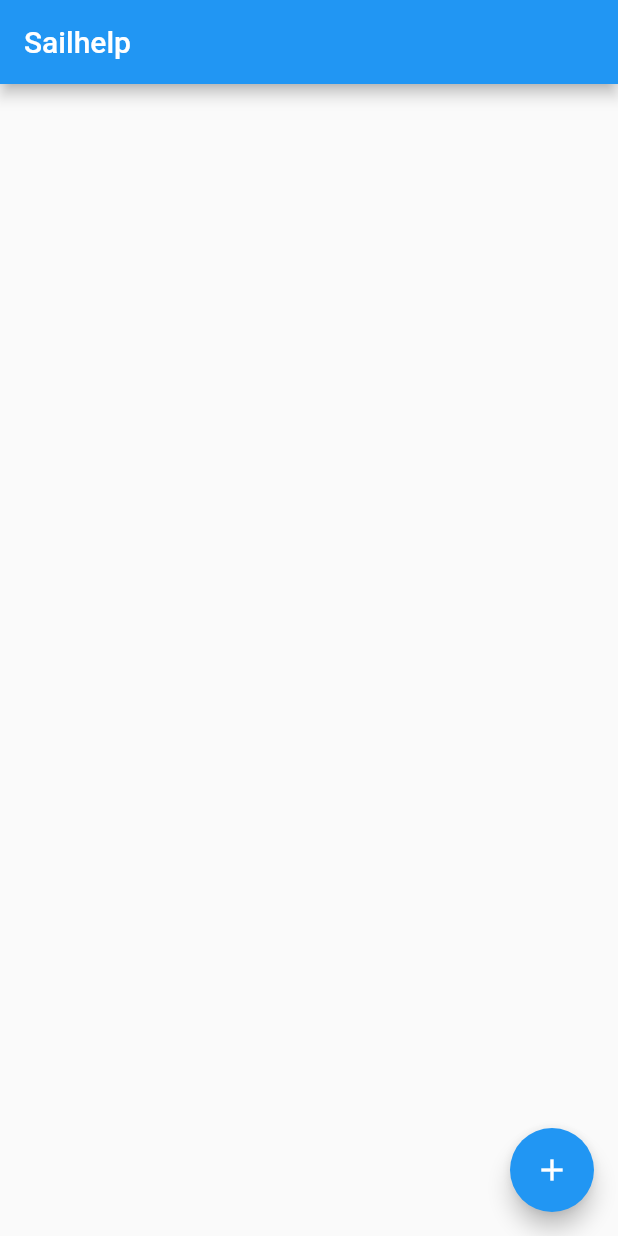
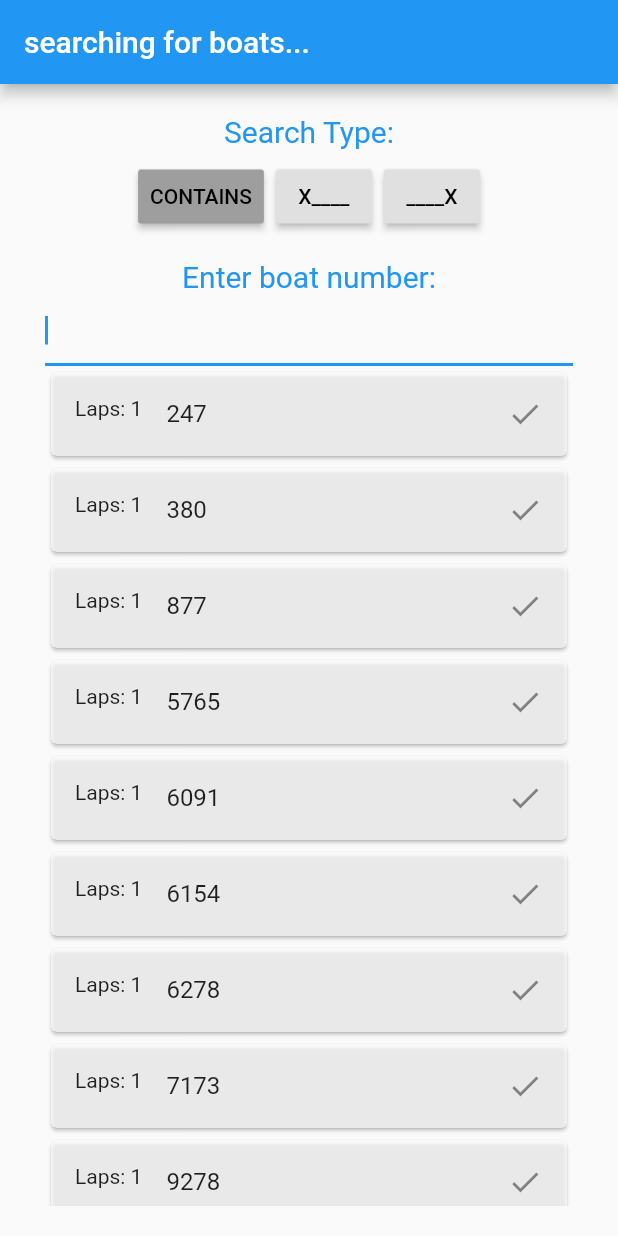
Before and after one commit to chrysalis-dev/sailing_app, a Flutter app: the screen it shows after launch, on a phone screen of 412 x 824 dp. Run offline on Flutter 3.47's test engine with Material 2 defaults, Android fonts, the phone set to English and light mode, and no system bars.

Commit message:
made code modular and more readable in line with guidelines

```diff
--- /dev/null
+++ b/lib/data_classes/boat.dart
@@ -0,0 +1,19 @@
+class Boat {
+  int boatID;
+  String helmName;
+  String crewName;
+  int pY;
+  String boatClass;
+
+  Boat(
+      this.boatID,
+      this.helmName,
+      this.crewName,
+      this.pY,
+      this.boatClass
+  );
+
+  String toString() {
+    return "Boat with id ${this.boatID}, helmed by ${this.helmName}";
+  }
+}
--- /dev/null
+++ b/lib/data_classes/competitor.dart
@@ -0,0 +1,20 @@
+import 'package:sailing_app/data_classes/race_result.dart';
+import 'package:sailing_app/data_classes/boat.dart';
+import 'package:flutter/foundation.dart';
+
+class Competitor implements Comparable<Competitor>{
+  Boat boat;
+  RaceResult result;
+
+  Competitor({@required this.boat, @required this.result});
+
+  @override
+  int compareTo(Competitor other) {
+    if(other.boat.boatID == this.boat.boatID)
+      return 0;
+    else if(other.boat.boatID > this.boat.boatID)
+      return -1;
+    else
+      return 1;
+  }
+}
--- /dev/null
+++ b/lib/data_classes/race_result.dart
@@ -0,0 +1,23 @@
+class RaceResult {
+  int boatID;
+  int rank;
+  int elapsedTime;
+  int laps;
+  int correctedTime;
+  int points;
+  String specialMentions;
+
+  RaceResult(
+      this.boatID,
+      this.rank,
+      this.elapsedTime,
+      this.laps,
+      this.correctedTime,
+      this.points,
+      this.specialMentions
+  );
+
+  String toString() {
+    return "The boat with id ${this.boatID} finished on rank ${this.rank} with ${this.points} points";
+  }
+}
--- a/lib/main.dart
+++ b/lib/main.dart
@@ -1,77 +1,22 @@
 import 'package:flutter/material.dart';
-
-import 'Competition.dart';
+import 'package:sailing_app/screens/boat_search.dart';
 
 void main() => runApp(MyApp());
 
-class MyApp extends StatelessWidget {
+// starting point of app
+class MyApp extends StatelessWidget{
   @override
-  Widget build(BuildContext context) {
+  Widget build(BuildContext context){
     return MaterialApp(
-      title: 'Sailing App',
-      theme: ThemeData(
-        primarySwatch: Colors.blue,
-      ),
-      home: MyHomePage(title: 'Sailhelp'),
+        debugShowCheckedModeBanner: false,
+        title: "textbox using inbuilt keyboard",
+        // Scaffold lets us use AppBar at top, floating buttons and bottom bar
+        home: Scaffold(
+          appBar: AppBar(
+            title: Text("searching for boats..."),
+          ),
+          body: SearchBarWithSuggestions(100),
+        )
     );
   }
 }
-
-class MyHomePage extends StatefulWidget {
-  MyHomePage({Key key, this.title}) : super(key: key);
-
-  final String title;
-
-  @override
-  _MyHomePageState createState() => _MyHomePageState();
-}
-
-class _MyHomePageState extends State<MyHomePage> {
-  List<Competition> _competitions = [];
-
-  void _addCompetition() {
-    setState(() {
-      String competitionName = 'Event A';
-      _competitions.add(
-          new Competition(competitionName, DateTime.now(), DateTime.now()));
-    });
-  }
-
-  @override
-  Widget build(BuildContext context) {
-    return Scaffold(
-      appBar: AppBar(
-        title: Text(widget.title),
-      ),
-      body: _buildBody(context),
-      floatingActionButton: FloatingActionButton(
-        onPressed: _addCompetition,
-        tooltip: 'Increment',
-        child: Icon(Icons.add),
-      ), // This trailing comma makes auto-formatting nicer for build methods.
-    );
-  }
-
-  Widget _buildBody(BuildContext context) {
-    return _buildList(context);
-  }
-
-  Widget _buildList(BuildContext context) {
-    return ListView.builder(
-        itemCount: _competitions.length,
-        itemBuilder: (context, index) {
-          return _buildListItem(_competitions[index]);
-        });
-  }
-
-  Widget _buildListItem(Competition competition) {
-    return new Card(
-      child: ListTile(
-        leading: Icon(Icons.directions_boat, size: 56),
-        title: Text(competition.name),
-        subtitle: Text('Additional information'),
-        trailing: Icon(Icons.more_vert),
-      ),
-    );
-  }
-}
--- /dev/null
+++ b/lib/screens/boat_search.dart
@@ -0,0 +1,69 @@
+import 'package:flutter/material.dart';
+import 'package:sailing_app/data_classes/boat.dart';
+import 'dart:math';
+import 'package:sailing_app/data_classes/race_result.dart';
+import 'package:sailing_app/data_classes/competitor.dart';
+import 'package:sailing_app/widgets/suggestions_dropdown.dart';
+import '../widgets/search_type_buttons.dart';
+import '../widgets/search_bar.dart';
+
+String searchType = ""; // current search mode (middle/start/end)
+String inputString = ""; // string to hold and read input value from
+List<bool> buttonStatuses = [true, false, false]; // button statuses (TRUE -> active)
+
+
+// the main Widget in this view is stateful
+class SearchBarWithSuggestions extends StatefulWidget {
+  final List<Competitor> competitors = []; //immutable: list of competitors
+
+
+  // setters and getters for input string, search type and button statuses:
+  String getSearchType() {return searchType;}
+  void setSearchType(String s) {searchType = s;}
+  String getInputString() { return inputString; }
+  void setInputString(String s) { inputString = s; }
+  List<bool> getButtonStatuses() { return buttonStatuses; }
+  void setButtonStatuses(List<bool> l) { buttonStatuses = l; }
+
+  // constructor: takes number of competitors and creates that many random boats
+  SearchBarWithSuggestions(int n) {
+    var random = new Random();
+    for(var i = 0; i < n; i++) {
+      var n = random.nextInt(100000);
+      competitors.add(Competitor(
+          boat: Boat(n, "", "", 0, ""),
+          result: RaceResult(n, 0, 0, 0, 0, 0, "")
+      ));
+    }
+  }
+
+  _SearchState createState() => _SearchState();
+}
+
+// state class for SearchBarWithSuggestions
+class _SearchState extends State<SearchBarWithSuggestions> {
+
+  // method which children can call to force setState in the parent
+  void refresh() {
+    setState( () {} );
+  }
+
+  // initState() sets default search type to middle
+  @override
+  void initState(){
+    widget.setSearchType("middle");
+    super.initState();
+  }
+
+  // build method to create a search bar with suggestions
+  @override
+  build(BuildContext context) {
+    return new Column(
+      children: <Widget> [
+        SearchTypeButtons(widget, updateParent: refresh),
+        SearchBar(widget, updateParent: refresh,),
+        SuggestionsDropdown(widget, widget.competitors),
+    ],
+    );
+  }
+}
--- /dev/null
+++ b/lib/widgets/search_bar.dart
@@ -0,0 +1,75 @@
+import 'package:flutter/material.dart';
+import '../screens/boat_search.dart';
+
+// SearchBar stateful class
+class SearchBar extends StatefulWidget {
+  // immutable: parent widget and callback function
+  final SearchBarWithSuggestions parent;
+  final Function updateParent;
+
+  // constructor stores values for parent and updateParent
+  SearchBar(this.parent, {@required this.updateParent});
+
+  _SearchBarState createState() => _SearchBarState();
+}
+
+class _SearchBarState extends State<SearchBar> {
+  // mutable: input controller for listening and reacting to input
+  TextEditingController inputController = TextEditingController();
+
+  // overridden dispose method disposes of controller when done
+  @override
+  void dispose() {
+    inputController.dispose();
+    super.dispose();
+  }
+
+  // overridden initState sets up listener for controller and its behaviour
+  @override
+  void initState(){
+    inputController.addListener(() {
+      widget.parent.setInputString(inputController.text);
+      widget.updateParent();
+    });
+    super.initState();
+  }
+
+  // method for building the widget itself in GUI
+  @override
+  Widget build(BuildContext context) {
+    return Container ( // all wrapped in a container for size control ability
+        padding: const EdgeInsets.only(
+          top: 10,
+          bottom: 0,
+          left: 30,
+          right: 30,
+        ),
+        child: new Container(
+            child: new Center(
+              // Column consists of "search type" title and the bar itself
+              child: new Column(
+                  children : [
+                    new Text('Enter boat number:',
+                      style: new TextStyle(color: Colors.blue, fontSize: 20.0),
+                    ),
+                    new TextFormField(
+                      // link controller to this input box
+                      autovalidate: true,
+                      validator: (text) {
+                        // if the input is non-empty and can't be parsed as an int, it's invalid
+                        if ((int.tryParse(text) == null || int.tryParse(text) < 0) && text != "") {
+                          return "Positive integers only";
+                        }
+                        else {
+                          return null;
+                        }
+                      },
+                      controller: inputController,
+                      autofocus: true,
+                      // try to call user keyboard in NUMBER mode by default
+                      keyboardType: TextInputType.number,
+                    ),
+                  ]),)));
+  }
+
+}
--- /dev/null
+++ b/lib/widgets/search_type_buttons.dart
@@ -0,0 +1,72 @@
+import 'package:flutter/material.dart';
+import '../screens/boat_search.dart';
+
+// SearchTypeButtons class is stateful
+class SearchTypeButtons extends StatefulWidget {
+  // immutable: parent widget and callback function
+  final SearchBarWithSuggestions parent;
+  final Function updateParent;
+
+  // constructor takes values for parent and updateParent
+  SearchTypeButtons(this.parent, {@required this.updateParent});
+
+  _SearchTypeState createState() => _SearchTypeState();
+}
+
+// state class for SearchTypeButtons
+class _SearchTypeState extends State<SearchTypeButtons> {
+  // build method defines how widget is represented in GUI
+  @override
+  Widget build(BuildContext context) {
+    // get button statuses from parent - we'll need them to colour buttons
+    List<bool> buttonStatuses = widget.parent.getButtonStatuses();
+
+    return Container( // wrap in container for sizing purposes
+      padding: EdgeInsets.only(left: 5, right: 5),
+      child: Column(
+        children: <Widget>[
+          Padding(padding: EdgeInsets.only(top: 20)),
+          Text("Search Type:",
+            style: new TextStyle(color: Colors.blue, fontSize: 20.0),),
+
+          // consists of ButtonBar which contains the three buttons
+          ButtonBar(
+            mainAxisSize: MainAxisSize.min,
+            children: <Widget>[
+              new RaisedButton(
+                  child: Text("CONTAINS"),
+                  // set colour based on current status for this button
+                  color: buttonStatuses[0] ? Colors.grey : null,
+                  // on button press, set search type and button status, then
+                  // tell parent to refresh itself
+                  onPressed: () {
+                    widget.parent.setSearchType("middle");
+                    widget.parent.setButtonStatuses([true, false, false]);
+                    widget.updateParent();
+                  }
+              ),
+              new RaisedButton(
+                  child: Text("X____"),
+                  color: buttonStatuses[1] ? Colors.grey : null,
+                  onPressed: () {
+                    widget.parent.setSearchType("start");
+                    widget.parent.setButtonStatuses([false, true, false]);
+                    widget.updateParent();
+                  }
+              ),
+              new RaisedButton(
+                  child: Text("____X"),
+                  color: buttonStatuses[2] ? Colors.grey : null,
+                  onPressed: () {
+                    widget.parent.setSearchType("end");
+                    widget.parent.setButtonStatuses([false, false, true]);
+                    widget.updateParent();
+                  }
+              ),
+            ],
+          ),
+        ],
+      ),
+    );
+  }
+}
--- /dev/null
+++ b/lib/widgets/suggestions_dropdown.dart
@@ -0,0 +1,98 @@
+import 'package:flutter/material.dart';
+import 'package:sailing_app/data_classes/competitor.dart';
+import 'package:sailing_app/screens/boat_search.dart';
+
+// SuggestionsDropdown class is stateful
+class SuggestionsDropdown extends StatefulWidget {
+  // immutable values - parent widget and callback list of competitors
+  final SearchBarWithSuggestions parent;
+  final List<Competitor> competitors;
+
+  // the constructor takes the parent widget and list of competitors
+  SuggestionsDropdown(this.parent, this.competitors);
+
+  _SuggState createState() => _SuggState();
+}
+
+// state class for SuggestionsDropdown
+class _SuggState extends State<SuggestionsDropdown> {
+  // mutable values:
+  List<Competitor> suggCompetitors = new List<Competitor>(); // list of suggested boats
+  List<Widget> suggWidgets = new List<Widget>(); // list of widgets built from suggestions
+  RegExp pattern; // regex pattern used to search
+
+  // method to update list of suggestions based on user input
+  void updateSuggestions(){
+    suggCompetitors = [];
+    // on bracket inputs this crashes because RegExp can't parse - wrapped in TRY
+    try{
+      // set the relevant RegExp based on the type of search we want to do
+      switch (widget.parent.getSearchType()) {
+        case "start": {
+          pattern = RegExp('^' + widget.parent.getInputString());
+        } break;
+        case "middle": {
+          pattern = RegExp(widget.parent.getInputString());
+        } break;
+        case "end": {
+          pattern = RegExp(widget.parent.getInputString() + r'$');
+        } break;
+      }
+
+      // for each boat, if there's a match add it to the list of suggestions
+      for(Competitor c in widget.competitors) {
+        if (pattern.hasMatch(c.boat.boatID.toString())){
+          suggCompetitors.add(c);
+        }
+      }
+    } on Exception catch(e) { debugPrint(e.toString()); } // output any errors
+  }
+
+  // method to create the list of suggestion widgets from the input and list
+  drawSuggestions() {
+    suggWidgets = [];
+    // only do this if there ARE some suggestions, to save time for empty input
+    if (suggCompetitors != null) {
+      suggCompetitors.sort();
+      for (Competitor c in suggCompetitors) {
+        suggWidgets.add(
+            SizedBox(
+              child: Card(
+                child: ListTile(
+                  leading: Text("Laps: 1"),
+                  title: Text(c.boat.boatID.toString()),
+                  trailing: Icon(Icons.check),
+                ),
+                color: Colors.white70,
+              ),
+            )
+        );}}
+  }
+
+  // build method determines widget's GUI representation
+  @override
+  Widget build(BuildContext context) {
+    updateSuggestions();
+    drawSuggestions();
+
+    return Expanded(
+      child: Container(
+        padding: const EdgeInsets.only(
+          top: 0,
+          left: 30,
+          right: 30,
+          bottom: 20,
+        ),
+        /* ListView.builder only renders on-screen elements while ListView
+            alone doesn't. More efficient this way, especially for large lists*/
+        child: ListView.builder(
+          shrinkWrap: true,
+          itemCount: suggWidgets.length,
+          itemBuilder: (context, index) {
+            return suggWidgets[index];
+          },
+        ),
+      ),
+    );
+  }
+}
```
Also changed, not shown: lib/Boat.dart (deleted, +0 -19 lines), lib/RaceResult.dart (deleted, +0 -24 lines), lib/data_classes/competition.dart (renamed from lib/Competition.dart, +6 -6 lines), lib/data_classes/race.dart (renamed from lib/Race.dart, +5 -5 lines), lib/searchSuggestions.dart (deleted, +0 -228 lines).
